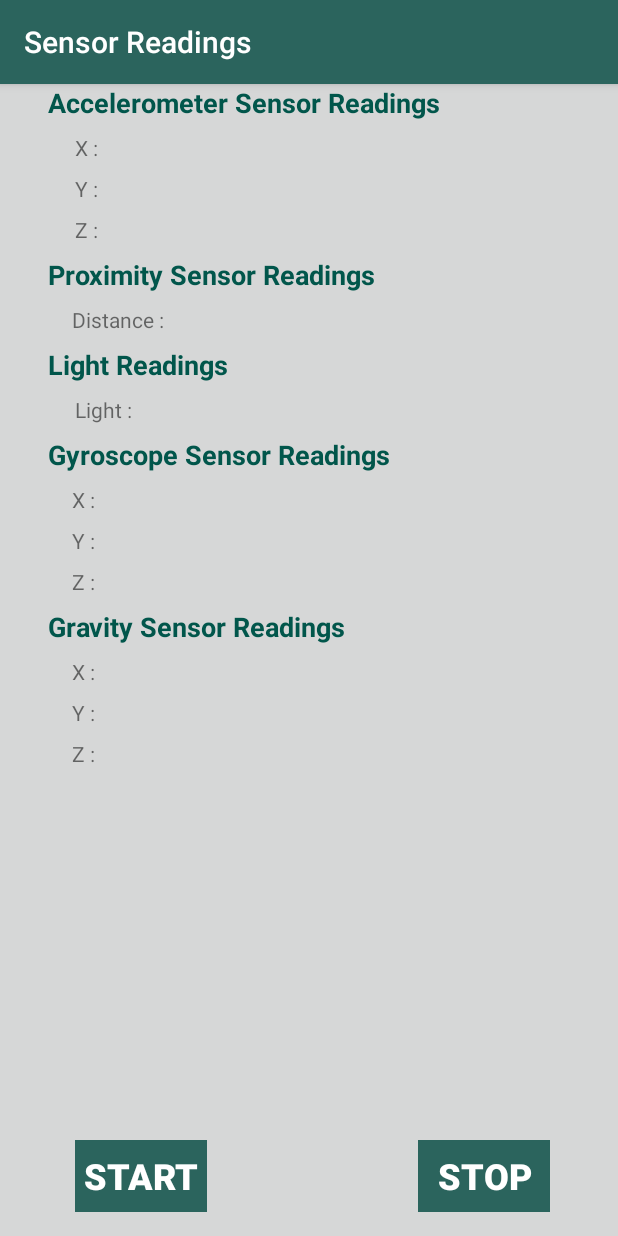
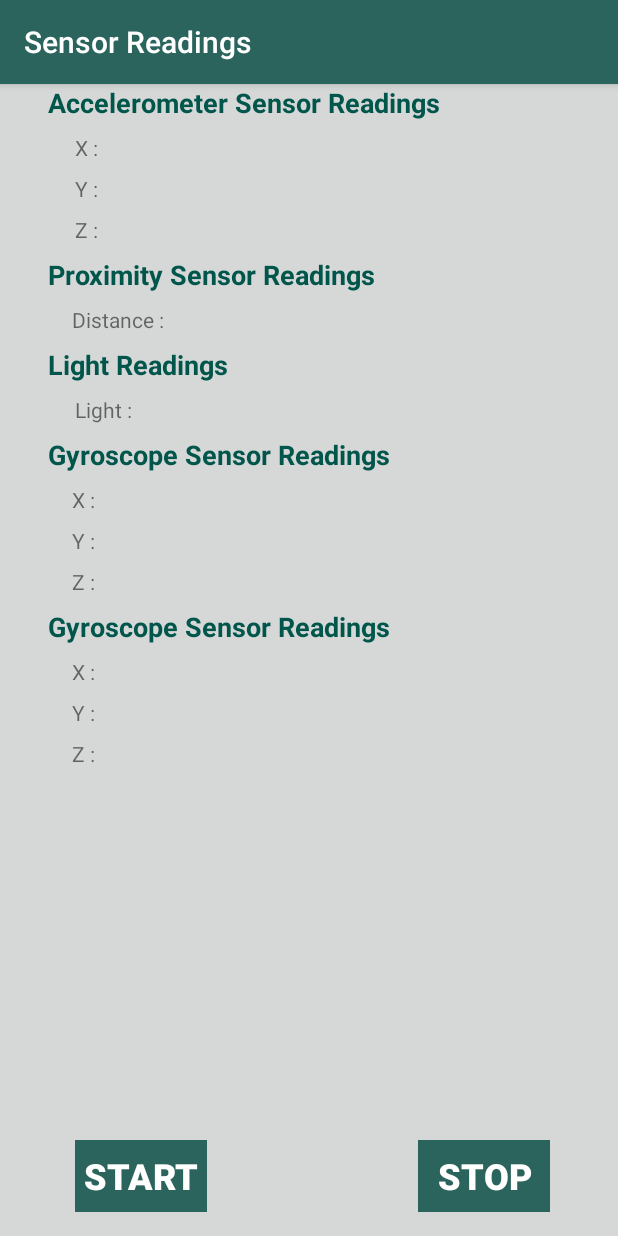
Before and after one commit to TharinduWathukara/android-sensors-readings, an Android app: the screen it shows after launch (MainActivity), on a phone screen of 412 x 824 dp. Run offline under Robolectric (Android 15) with nearby library versions, the phone set to English and light mode, and no system bars.

Commit message:
second commit name change bug fix

```diff
--- a/app/src/main/java/com/example/sensors/MainActivity.java
+++ b/app/src/main/java/com/example/sensors/MainActivity.java
@@ -80,8 +80,7 @@ public class MainActivity extends AppCompatActivity implements SensorEventListen
             gyroX.setText(""+event.values[0]);
             gyroY.setText(""+event.values[1]);
             gyroZ.setText(""+event.values[2]);
-        }
-        else if( event.sensor.getType() == Sensor.TYPE_GRAVITY){
+        }else if( event.sensor.getType() == Sensor.TYPE_GRAVITY){
             gravityX.setText(""+event.values[0]);
             gravityY.setText(""+event.values[1]);
             gravityZ.setText(""+event.values[2]);
--- a/app/src/main/res/layout/activity_main.xml
+++ b/app/src/main/res/layout/activity_main.xml
@@ -81,7 +81,7 @@
         android:layout_marginStart="32dp"
         android:layout_marginLeft="32dp"
         android:layout_marginTop="8dp"
-        android:text="@string/gravity"
+        android:text="@string/gyro"
         android:textColor="@color/colorPrimaryDark"
         android:textSize="18sp"
         android:textStyle="bold"
```
